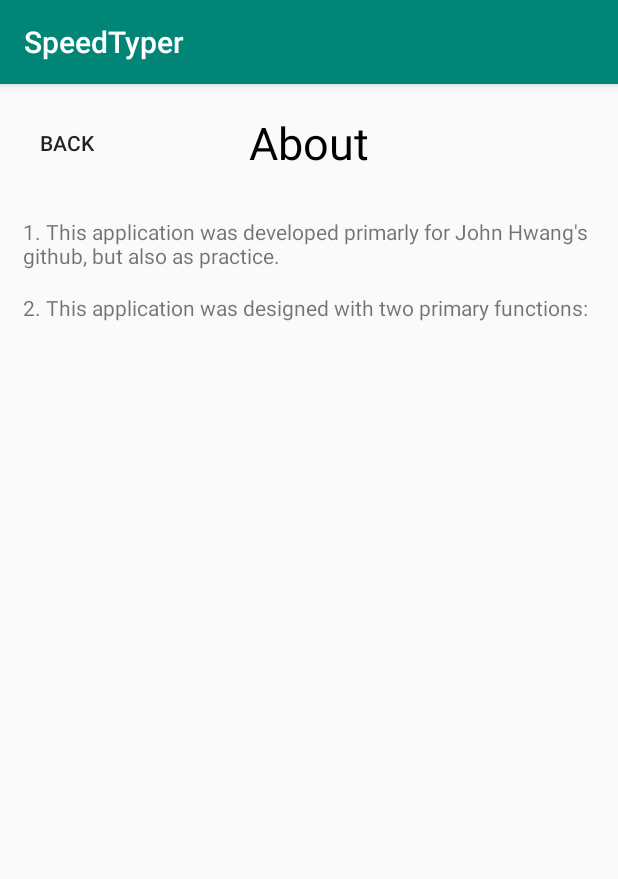
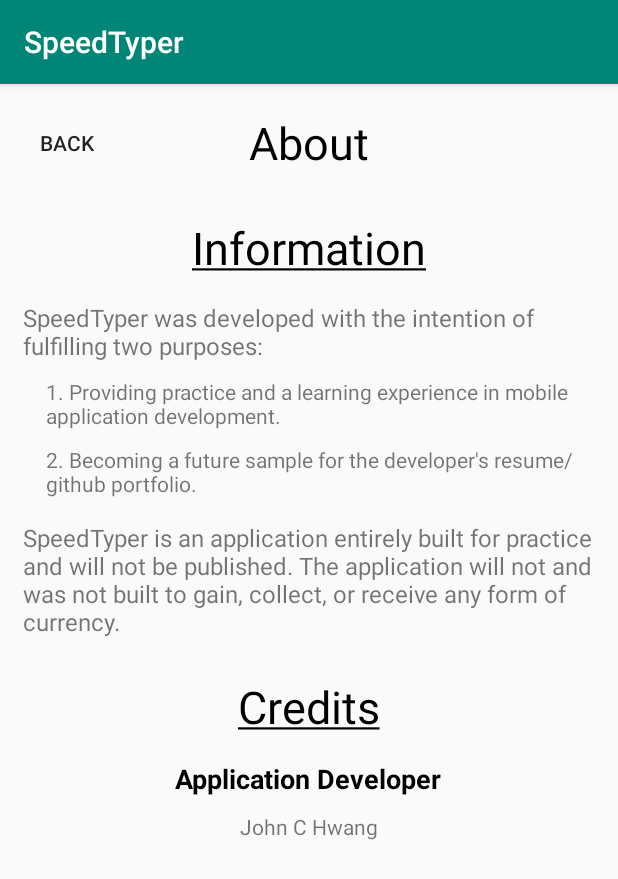
Before and after one commit to jhwang17/SpeedTyper, an Android app: the AboutActivity screen opened directly, with no data from a screen before it, on a phone screen of 412 x 824 dp. Shown: the top 879 px of the screen. Run offline under Robolectric (Android 15) with nearby library versions, the phone set to English and light mode, and no system bars.

Commit message:
added and updated

```diff
--- a/app/src/main/AndroidManifest.xml
+++ b/app/src/main/AndroidManifest.xml
@@ -9,7 +9,8 @@
         android:roundIcon="@mipmap/ic_logo_icon_round"
         android:supportsRtl="true"
         android:theme="@style/AppTheme">
-        <activity android:name=".ResultActivity"></activity>
+        <activity android:name=".HowToPlayActivity"></activity>
+        <activity android:name=".ResultActivity" />
         <activity android:name=".SpeedRunActivity" />
         <activity android:name=".AboutActivity" />
         <activity android:name=".SettingsActivity" />
--- a/app/src/main/java/com/example/speedtyper/AboutActivity.java
+++ b/app/src/main/java/com/example/speedtyper/AboutActivity.java
@@ -3,15 +3,16 @@ package com.example.speedtyper;
 import android.content.Intent;
 import android.support.v7.app.AppCompatActivity;
 import android.os.Bundle;
-import android.util.Log;
-import android.view.MenuItem;
+import android.text.SpannableString;
+import android.text.style.UnderlineSpan;
 import android.view.View;
 import android.widget.Button;
-import android.widget.Toast;
+import android.widget.TextView;
 
 public class AboutActivity extends AppCompatActivity {
 
     Button backBtn;
+    TextView lblInformation, lblCredits;
 
     @Override
     protected void onCreate(Bundle savedInstanceState) {
@@ -19,6 +20,17 @@ public class AboutActivity extends AppCompatActivity {
         setContentView(R.layout.activity_about);
 
         backBtn = findViewById(R.id.btnAboutBack);
+        lblInformation = findViewById(R.id.lblInformation);
+        lblCredits = findViewById(R.id.lblCredits);
+
+        SpannableString contentInfo = new SpannableString("Information");
+        SpannableString contentCred = new SpannableString("Credits");
+
+        contentInfo.setSpan(new UnderlineSpan(), 0, contentInfo.length(), 0);
+        lblInformation.setText(contentInfo);
+
+        contentCred.setSpan(new UnderlineSpan(), 0, contentCred.length(), 0);
+        lblCredits.setText(contentCred);
 
         initBackBtn();
     }
--- a/app/src/main/res/layout/activity_about.xml
+++ b/app/src/main/res/layout/activity_about.xml
@@ -33,7 +33,7 @@
     <ScrollView
         android:id="@+id/svInfo"
         android:layout_width="match_parent"
-        android:layout_height="wrap_content"
+        android:layout_height="match_parent"
         android:layout_marginTop="25dp"
         android:layout_below="@id/toolbar" >
 
@@ -42,21 +42,86 @@
             android:layout_height="wrap_content">
 
             <TextView
-                android:id="@+id/textInfoOne"
+                android:id="@+id/lblInformation"
                 android:layout_width="wrap_content"
-                android:layout_height="match_parent"
-                android:layout_alignParentLeft="true"
-                android:layout_marginLeft="15dp"
-                android:text="1. This application was developed primarly for John Hwang's github, but also as practice."/>
+                android:layout_height="wrap_content"
+                android:layout_centerHorizontal="true"
+                android:text="Information"
+                android:textColor="@color/colorBlack"
+                android:textSize="30dp" />
 
             <TextView
-                android:id="@+id/textInfoTwo"
+                android:id="@+id/textPurpose"
                 android:layout_width="wrap_content"
-                android:layout_height="match_parent"
-                android:layout_below="@id/textInfoOne"
-                android:layout_alignLeft="@id/textInfoOne"
+                android:layout_height="wrap_content"
+                android:layout_below="@id/lblInformation"
+                android:layout_alignParentLeft="true"
                 android:layout_marginTop="15dp"
-                android:text="2. This application was designed with two primary functions:"/>
+                android:layout_marginLeft="15dp"
+                android:text="SpeedTyper was developed with the intention of fulfilling two purposes:"
+                android:textSize="16dp" />
+
+            <TextView
+                android:id="@+id/textPurposeOne"
+                android:layout_width="wrap_content"
+                android:layout_height="wrap_content"
+                android:layout_below="@id/textPurpose"
+                android:layout_alignLeft="@id/textPurpose"
+                android:layout_marginTop="10dp"
+                android:layout_marginLeft="15dp"
+                android:text="1. Providing practice and a learning experience in mobile application development."/>
+
+            <TextView
+                android:id="@+id/textPurposeTwo"
+                android:layout_width="wrap_content"
+                android:layout_height="wrap_content"
+                android:layout_below="@id/textPurposeOne"
+                android:layout_alignLeft="@id/textPurposeOne"
+                android:layout_marginTop="10dp"
+                android:text="2. Becoming a future sample for the developer's resume/github portfolio."/>
+
+            <TextView
+                android:id="@+id/textProfit"
+                android:layout_width="wrap_content"
+                android:layout_height="wrap_content"
+                android:layout_below="@id/textPurposeTwo"
+                android:layout_alignParentLeft="true"
+                android:layout_marginTop="15dp"
+                android:layout_marginLeft="15dp"
+                android:text="SpeedTyper is an application entirely built for practice and will not be published. The application will not and was not built to gain, collect, or receive any form of currency."
+                android:textSize="16dp" />
+
+            <TextView
+                android:id="@+id/lblCredits"
+                android:layout_width="wrap_content"
+                android:layout_height="wrap_content"
+                android:layout_below="@id/textProfit"
+                android:layout_centerHorizontal="true"
+                android:layout_marginTop="25dp"
+                android:text="Credits"
+                android:textColor="@color/colorBlack"
+                android:textSize="30dp" />
+
+            <TextView
+                android:id="@+id/lblDeveloper"
+                android:layout_width="wrap_content"
+                android:layout_height="wrap_content"
+                android:layout_below="@id/lblCredits"
+                android:layout_centerHorizontal="true"
+                android:layout_marginTop="15dp"
+                android:text="Application Developer"
+                android:textColor="@color/colorBlack"
+                android:textSize="18sp"
+                android:textStyle="bold" />
+
+            <TextView
+                android:id="@+id/textDeveloper"
+                android:layout_width="wrap_content"
+                android:layout_height="wrap_content"
+                android:layout_below="@id/lblDeveloper"
+                android:layout_centerHorizontal="true"
+                android:layout_marginTop="10dp"
+                android:text="John C Hwang" />
 
         </RelativeLayout>
     </ScrollView>
--- a/app/src/main/res/values/strings.xml
+++ b/app/src/main/res/values/strings.xml
@@ -1,5 +1,6 @@
+<?xml version="1.0" encoding="utf-8"?>
 <resources>
     <string name="app_company">Zenmedy Studios</string>
     <string name="app_name">SpeedTyper</string>
-    <string name="app_developer">John Hwang</string>
+    <string name="app_developer">John C Hwang</string>
 </resources>
```
Also changed, not shown: app/src/main/java/com/example/speedtyper/HowToPlayActivity.java (added, +13 -0 lines), app/src/main/java/com/example/speedtyper/SpeedRunActivity.java (+11 -9 lines), app/src/main/res/layout/activity_how_to_play.xml (added, +33 -0 lines), app/src/main/res/layout/activity_speed_run.xml (+3 -4 lines), app/src/main/res/drawable-v24/pkmn2_1.png (added).
